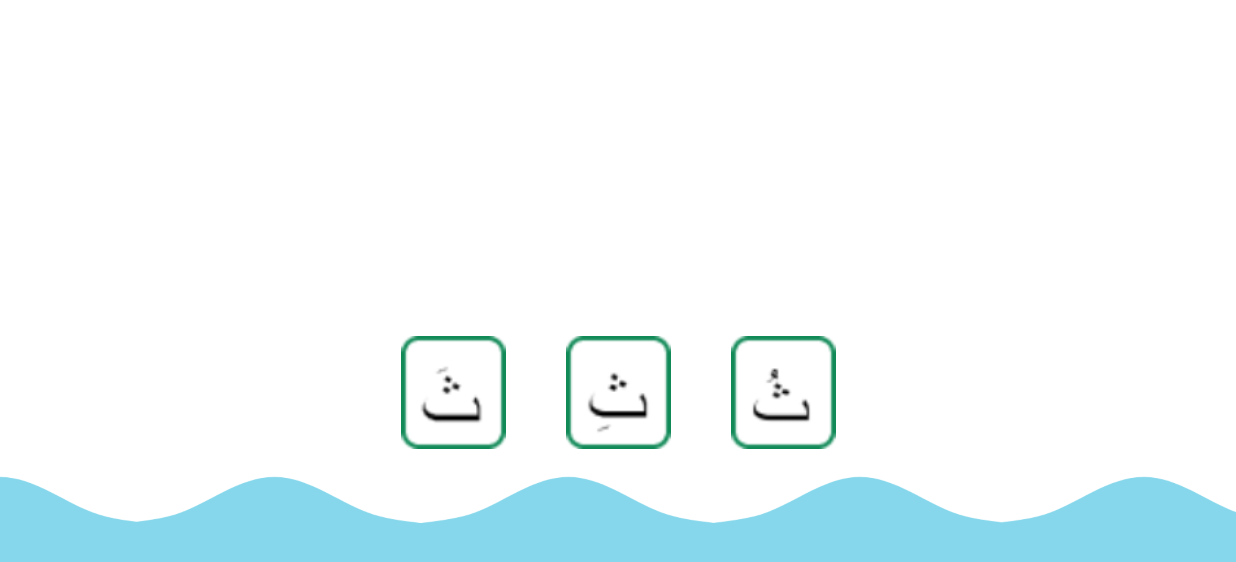
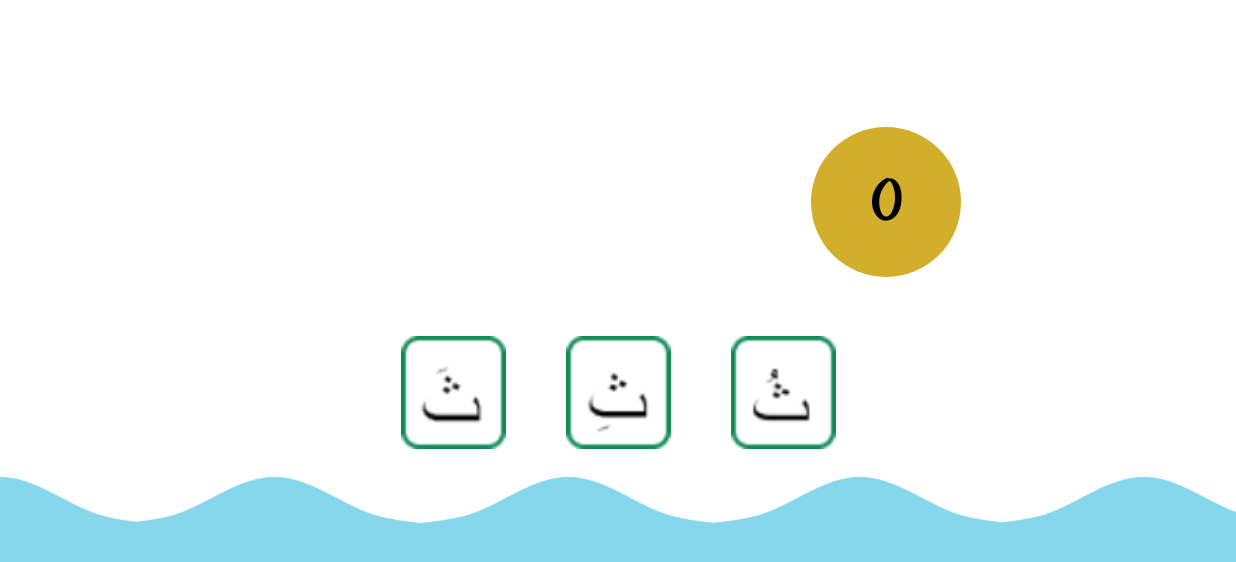
Before and after one commit to nurulkhalida/lets-learn-and-recite, an Android app: the GuessHarakat screen opened directly, with no data from a screen before it, on a phone screen of 824 x 412 dp (held sideways). Shown: the top 562 px of the screen. Run offline under Robolectric (Android 15) with nearby library versions, the phone set to English and light mode, and no system bars.

Commit message:
nambahin score sama salah betul

```diff
--- /dev/null
+++ b/app/src/main/res/drawable/circle.xml
@@ -0,0 +1,11 @@
+<?xml version="1.0" encoding="utf-8"?>
+<shape xmlns:android="http://schemas.android.com/apk/res/android"
+    android:shape="oval">
+
+    <solid
+        android:color="@color/scoreBackground"/>
+    <size
+        android:width="100dp"
+        android:height="100dp"/>
+
+</shape>
--- a/app/src/main/res/layout/activity_guess_harakat.xml
+++ b/app/src/main/res/layout/activity_guess_harakat.xml
@@ -57,4 +57,51 @@
         android:layout_marginTop="30dp"
         android:layout_marginStart="40dp"/>
 
+    <ImageView
+        android:id="@+id/scoreBackground"
+        android:layout_width="wrap_content"
+        android:layout_height="wrap_content"
+        app:srcCompat="@drawable/circle"
+        app:layout_constraintStart_toStartOf="parent"
+        app:layout_constraintTop_toTopOf="@+id/tsiAwal"
+        app:layout_constraintBottom_toBottomOf="@+id/tsiAwal"
+        app:layout_constraintEnd_toStartOf="@id/tsiAwal"/>
+
+    <TextView
+        android:layout_width="wrap_content"
+        android:layout_height="wrap_content"
+        android:textSize="40sp"
+        android:textColor="#000"
+        android:fontFamily="@font/oregano_reg"
+        android:textStyle="bold"
+        android:text="0"
+        tools:text="100"
+        app:layout_constraintTop_toTopOf="@id/scoreBackground"
+        app:layout_constraintBottom_toBottomOf="@id/scoreBackground"
+        app:layout_constraintStart_toStartOf="@id/scoreBackground"
+        app:layout_constraintEnd_toEndOf="@id/scoreBackground"/>
+
+    <ImageView
+        android:layout_width="100dp"
+        android:layout_height="wrap_content"
+        android:adjustViewBounds="true"
+        android:src="@drawable/trueeee"
+        android:visibility="gone"
+        tools:visibility="visible"
+        app:layout_constraintEnd_toEndOf="parent"
+        app:layout_constraintBottom_toBottomOf="@id/tsiAwal"
+        app:layout_constraintTop_toTopOf="@id/tsiAwal"
+        app:layout_constraintStart_toEndOf="@id/tsiAwal"/>
+
+    <ImageView
+        android:layout_width="100dp"
+        android:layout_height="wrap_content"
+        android:adjustViewBounds="true"
+        android:src="@drawable/falseeee"
+        android:visibility="gone"
+        app:layout_constraintEnd_toEndOf="parent"
+        app:layout_constraintBottom_toBottomOf="@id/tsiAwal"
+        app:layout_constraintTop_toTopOf="@id/tsiAwal"
+        app:layout_constraintStart_toEndOf="@id/tsiAwal"/>
+
 </androidx.constraintlayout.widget.ConstraintLayout>
--- a/app/src/main/res/values/colors.xml
+++ b/app/src/main/res/values/colors.xml
@@ -3,4 +3,6 @@
     <color name="colorPrimary">#008577</color>
     <color name="colorPrimaryDark">#00574B</color>
     <color name="colorAccent">#D81B60</color>
+
+    <color name="scoreBackground">#D3AE2B</color>
 </resources>
```
Also changed, not shown: app/src/main/res/drawable/falseeee.png (added), app/src/main/res/drawable/trueeee.jpg (added), app/src/main/res/font/oregano_reg.ttf (added).
